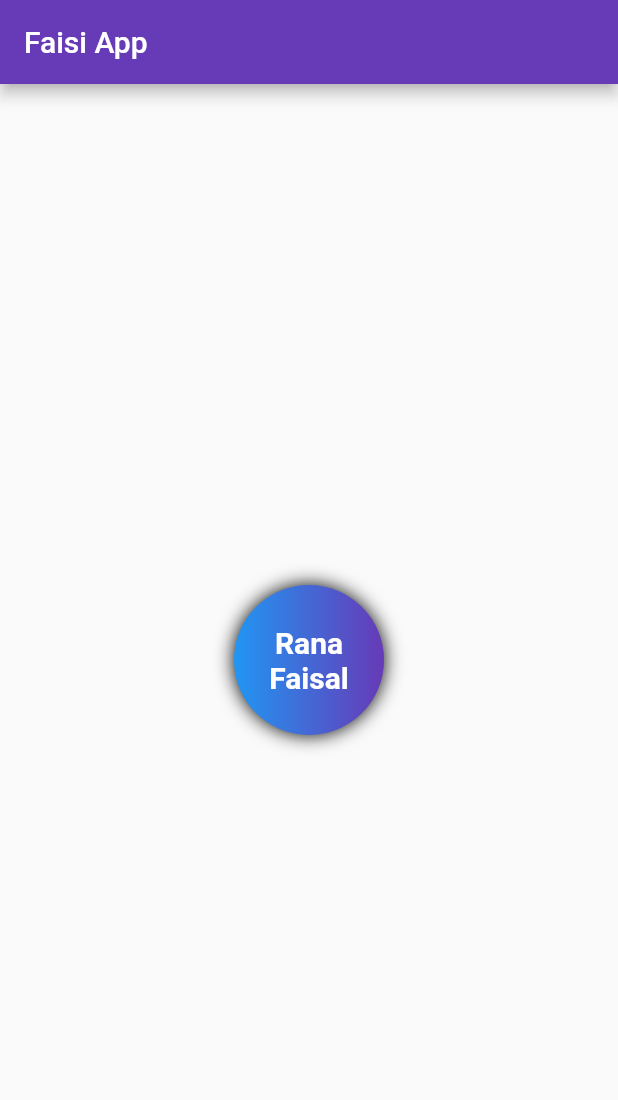
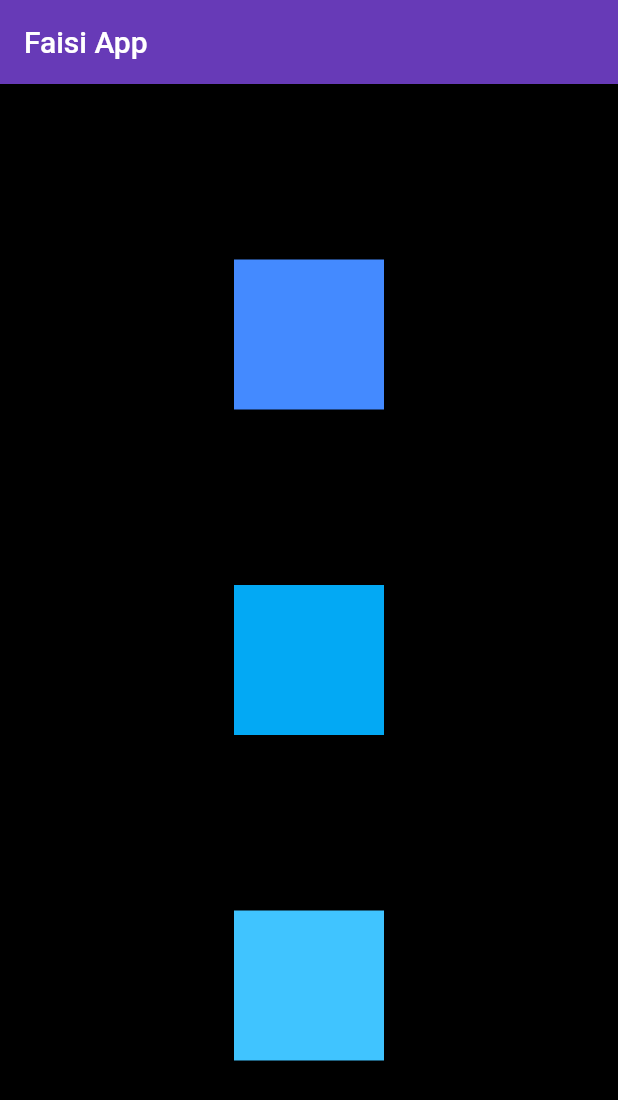
Before and after one commit to Faisal501/FlutterApp, a Flutter app: the screen it shows after launch, on a phone screen of 412 x 824 dp. Shown: the top 1100 px of the screen. Run offline on Flutter 3.47's test engine with Material 2 defaults, Android fonts, the phone set to English and light mode, and no system bars.

Commit message:
session 2 completed

```diff
--- a/lib/main.dart
+++ b/lib/main.dart
@@ -31,25 +31,49 @@ class HomePage extends StatelessWidget {
       appBar: AppBar(
         title: const Text("Faisi App"),
       ),
-      body: Center(
-        child: Container(
-          // small widgets which can hold only child we will use child else
-          padding: const EdgeInsets.all(10), // this will apply on child
-          height: 100,
-          width: 100,
-          decoration: const BoxDecoration(
+      body: Container(
+        width: 500,
+        color: Colors.black,
+        child: Column(
+          // try it with coloum
+          // child: Row(      // try it with row
+          // can have multiple childrens
+          /**
+           * For (row) mainaxisalignment is for horizontel axis and crossaxisalignment
+           * is for vertial axis. And for coloum its opposite
+           */
+
+          //mainAxisAlignment: MainAxisAlignment.center,
+          //mainAxisAlignment: MainAxisAlignment.spaceBetween,
+          //mainAxisAlignment: MainAxisAlignment.spaceAround,
+          //mainAxisAlignment: MainAxisAlignment.end,
+          mainAxisAlignment: MainAxisAlignment.spaceEvenly,
+          crossAxisAlignment: CrossAxisAlignment.center,
+          mainAxisSize: MainAxisSize.max,
+
+          children: <Widget>[
+            Container(
+              padding: const EdgeInsets.all(10),
+              height: 100,
+              width: 100,
               color: Colors.blueAccent,
-              shape: BoxShape.circle,
-              gradient:
-                  LinearGradient(colors: [Colors.blue, Colors.deepPurple]),
-              boxShadow: [BoxShadow(blurRadius: 10, color: Colors.black)]),
-          alignment: Alignment.center, // this will apply to child
-          child: const Text(
-            "Rana Faisal",
-            style: TextStyle(
-                fontSize: 20, color: Colors.white, fontWeight: FontWeight.bold),
-            textAlign: TextAlign.center,
-          ),
+              alignment: Alignment.center,
+            ),
+            Container(
+              padding: const EdgeInsets.all(10),
+              height: 100,
+              width: 100,
+              color: Colors.lightBlue,
+              alignment: Alignment.center,
+            ),
+            Container(
+              padding: const EdgeInsets.all(10),
+              height: 100,
+              width: 100,
+              color: Colors.lightBlueAccent,
+              alignment: Alignment.center,
+            ),
+          ],
         ),
       ),
     );
```
